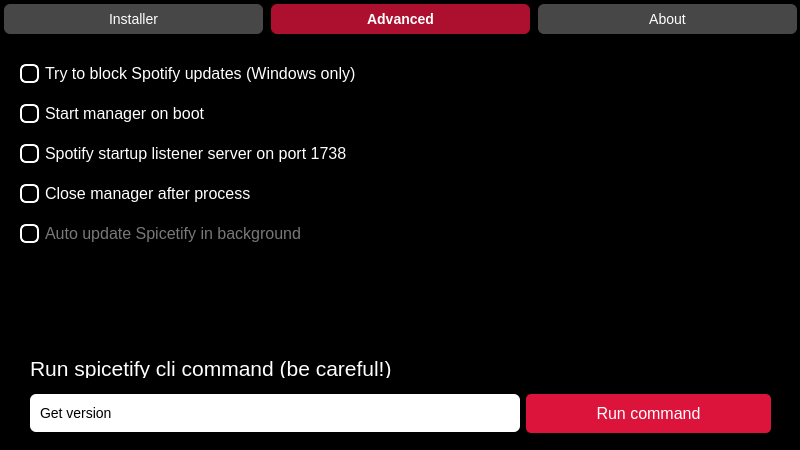
Above: res/manager.ui from Protonosgit/Spicetify_Installer before the change. Below: the same form after it.
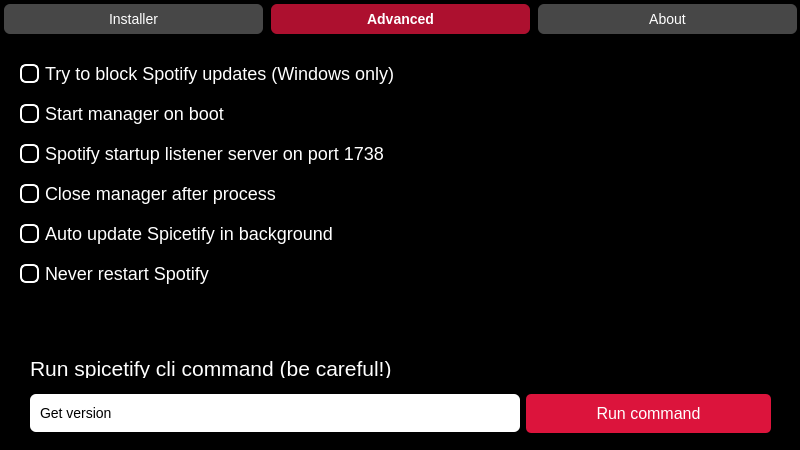
That is the form after the change. The open tabs and pages were chosen to show the change. Icons and pictures are not drawn.

Commit message: Implemented never restart option (only for one action)

Patch:
```diff
--- a/res/manager.ui
+++ b/res/manager.ui
@@ -150,7 +150,7 @@
 }
 QCheckBox {
 	color: white;
-	font-size: 16px;
+	font-size: 18px;
 }
 QCheckBox::indicator {
 	width: 15px;
@@ -577,7 +577,7 @@
      </widget>
      <widget class="QCheckBox" name="check_autopatch">
       <property name="enabled">
-       <bool>false</bool>
+       <bool>true</bool>
       </property>
       <property name="geometry">
        <rect>
@@ -653,6 +653,33 @@
        </size>
       </property>
      </widget>
+     <widget class="QCheckBox" name="check_neverrestart">
+      <property name="enabled">
+       <bool>true</bool>
+      </property>
+      <property name="geometry">
+       <rect>
+        <x>20</x>
+        <y>220</y>
+        <width>381</width>
+        <height>31</height>
+       </rect>
+      </property>
+      <property name="styleSheet">
+       <string notr="true">QCheckBox:!enabled{
+	color: rgba(255, 255, 255, 120);
+}</string>
+      </property>
+      <property name="text">
+       <string>Never restart Spotify</string>
+      </property>
+      <property name="iconSize">
+       <size>
+        <width>50</width>
+        <height>50</height>
+       </size>
+      </property>
+     </widget>
     </widget>
     <widget class="QWidget" name="tab_3">
      <attribute name="icon">
```
The commit also changes 2 other files.
